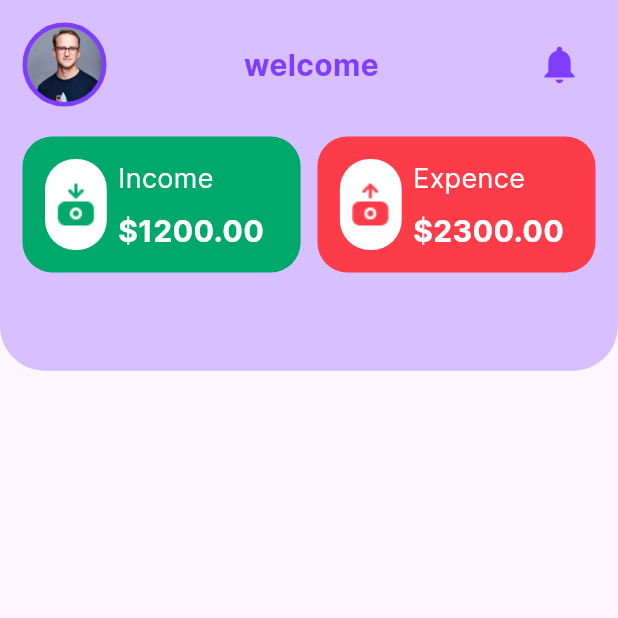
After one commit to E-Ilakka/expenzes_trng, a Flutter app: the HomeScreen screen opened directly, on a phone screen of 412 x 824 dp, the top half of it. The commit adds this screen. Run offline on Flutter 3.47's test engine with Material 3 defaults, Android fonts, the phone set to English and light mode, and no system bars; our stand-ins replace shared_preferences, smooth_page_indicator; accounts and stored records are empty.

Commit message:
main home page

```diff
--- a/lib/main.dart
+++ b/lib/main.dart
@@ -26,8 +26,9 @@ class MyApp extends StatelessWidget {
           bool hasUserName = snapshot.data ?? false;
           return MaterialApp(
             debugShowCheckedModeBanner: false,
+
+            theme: ThemeData(fontFamily: "inter"),
             title: 'Expenzes',
-            theme: ThemeData(fontFamily: "inter"),
             home: Wrapper(showMainScreen: hasUserName),
             // Navigate to the main screen if user data exists
           );
--- /dev/null
+++ b/lib/screens/home_screen.dart
@@ -0,0 +1,127 @@
+// ignore_for_file: deprecated_member_use
+
+import 'package:expenzes_trng/services/user_services.dart';
+import 'package:expenzes_trng/utils/colors.dart';
+import 'package:expenzes_trng/utils/constants.dart';
+import 'package:expenzes_trng/widgets/income_expence_card.dart';
+import 'package:flutter/material.dart';
+
+class HomeScreen extends StatefulWidget {
+  const HomeScreen({super.key});
+
+  @override
+  State<HomeScreen> createState() => _HomeScreenState();
+}
+
+class _HomeScreenState extends State<HomeScreen> {
+  // for store the user name
+  String username = "";
+  @override
+  void initState() {
+    // get the user name from the shared preferences
+    UserServices.getUserDetails().then((value) {
+      if (value["username"] != null) {
+        setState(() {
+          username = value['username']!;
+        });
+      }
+    });
+
+    super.initState();
+  }
+
+  @override
+  Widget build(BuildContext context) {
+    return Scaffold(
+      body: SafeArea(
+        child: SingleChildScrollView(
+          // main column for the home screen
+          child: Column(
+            children: [
+              // sub column for the home screen
+              Container(
+                height: MediaQuery.of(context).size.height * 0.3,
+                decoration: BoxDecoration(
+                  color: kMainColor.withOpacity(0.3),
+                  borderRadius: BorderRadius.only(
+                    bottomLeft: Radius.circular(30),
+                    bottomRight: Radius.circular(30),
+                  ),
+                ),
+                child: Padding(
+                  padding: const EdgeInsets.all(kDefaultPadding),
+                  child: Column(
+                    children: [
+                      Row(
+                        mainAxisAlignment: MainAxisAlignment.spaceBetween,
+                        children: [
+                          Container(
+                            decoration: BoxDecoration(
+                              borderRadius: BorderRadius.circular(100),
+                              color: kMainColor,
+                              border: Border.all(color: kMainColor, width: 3),
+                            ),
+                            child: ClipRRect(
+                              borderRadius: BorderRadius.circular(100),
+                              // Replace with your image asset or network image
+                              child: Image.asset(
+                                "assets/images/user.jpg",
+                                width: 50,
+                                fit: BoxFit.cover,
+                              ),
+                            ),
+                          ),
+                          SizedBox(width: 20),
+                          Text(
+                            "welcome $username",
+                            style: TextStyle(
+                              fontSize: 20,
+                              fontWeight: FontWeight.bold,
+                              color: kMainColor,
+                            ),
+                          ),
+                          SizedBox(width: 20),
+                          IconButton(
+                            onPressed: () {
+                              // Add your logout functionality here
+                            },
+                            icon: Icon(
+                              Icons.notifications,
+                              color: kMainColor,
+                              size: 30,
+                            ),
+                          ),
+                        ],
+                      ),
+                      const SizedBox(height: 20),
+                      Row(
+                        mainAxisAlignment: MainAxisAlignment.spaceBetween,
+                        children: [
+                          IncomeExpenceCard(
+                            title: "Income",
+                            amount: 1200,
+                            imageUrl: "assets/images/income.png",
+                            bgColor: kGreen,
+                          ),
+                          IncomeExpenceCard(
+                            title: "Expence",
+                            amount: 2300,
+                            imageUrl: "assets/images/expense.png",
+                            bgColor: kRed,
+                          ),
+                        ],
+                      ),
+                    ],
+                  ),
+                ),
+              ),
+              // Add your home screen widgets here
+
+              // More widgets can be added here
+            ],
+          ),
+        ),
+      ),
+    );
+  }
+}
--- a/lib/services/user_services.dart
+++ b/lib/services/user_services.dart
@@ -47,4 +47,14 @@ class UserServices {
     // if the user name is not null, return true
     return userName != null;
   }
+
+  // method to get the username and the email from shared preferences
+  static Future<Map<String, String?>> getUserDetails() async {
+    SharedPreferences preps = await SharedPreferences.getInstance();
+    // get the user name and email from shared preferences
+    String? userName = preps.getString("username");
+    String? userEmail = preps.getString("email");
+    // return the user details as a map
+    return {"username": userName, "email": userEmail};
+  }
 }
--- /dev/null
+++ b/lib/widgets/income_expence_card.dart
@@ -0,0 +1,73 @@
+// ignore_for_file: deprecated_member_use
+
+import 'package:expenzes_trng/utils/colors.dart';
+import 'package:expenzes_trng/utils/constants.dart';
+import 'package:flutter/material.dart';
+
+class IncomeExpenceCard extends StatefulWidget {
+  final String title;
+  final double amount;
+  final String imageUrl;
+  final Color bgColor;
+  const IncomeExpenceCard({
+    super.key,
+    required this.title,
+    required this.amount,
+    required this.imageUrl,
+    required this.bgColor,
+  });
+
+  @override
+  State<IncomeExpenceCard> createState() => _IncomeExpenceCardState();
+}
+
+class _IncomeExpenceCardState extends State<IncomeExpenceCard> {
+  @override
+  Widget build(BuildContext context) {
+    return Container(
+      width: MediaQuery.of(context).size.width * 0.45,
+      height: MediaQuery.of(context).size.height * 0.11,
+      decoration: BoxDecoration(
+        color: widget.bgColor,
+        borderRadius: BorderRadius.circular(20),
+      ),
+      child: Padding(
+        padding: const EdgeInsets.all(kDefaultPadding),
+        child: Row(
+          children: [
+            Container(
+              height: MediaQuery.of(context).size.height * 0.1,
+              width: MediaQuery.of(context).size.width * 0.1,
+
+              decoration: BoxDecoration(
+                color: kWhite,
+                borderRadius: BorderRadius.circular(20),
+              ),
+              child: Center(child: Image.asset(widget.imageUrl, width: 70)),
+            ),
+            const SizedBox(width: kDefaultPadding / 2),
+            Column(
+              mainAxisAlignment: MainAxisAlignment.center,
+              crossAxisAlignment: CrossAxisAlignment.start,
+              children: [
+                Text(
+                  widget.title,
+                  style: TextStyle(fontSize: 18, color: kWhite),
+                ),
+                const SizedBox(height: kDefaultPadding / 2),
+                Text(
+                  "\$${widget.amount.toStringAsFixed(2)}",
+                  style: TextStyle(
+                    fontSize: 20,
+                    color: kWhite,
+                    fontWeight: FontWeight.bold,
+                  ),
+                ),
+              ],
+            ),
+          ],
+        ),
+      ),
+    );
+  }
+}
--- a/pubspec.yaml
+++ b/pubspec.yaml
@@ -37,6 +37,7 @@ dependencies:
   intl: ^0.20.2
   smooth_page_indicator: ^1.2.1
   shared_preferences: ^2.5.3
+  persistent_bottom_nav_bar: ^6.2.1
 
 dev_dependencies:
   flutter_test:
```
Also changed, not shown: lib/screens/add_new_screen.dart (added, +15 -0 lines), lib/screens/budget_screen.dart (added, +15 -0 lines), lib/screens/main_screen.dart (+58 -1 lines), lib/screens/profile_screen.dart (added, +15 -0 lines), lib/screens/transactions_screen.dart (added, +15 -0 lines), pubspec.lock.
